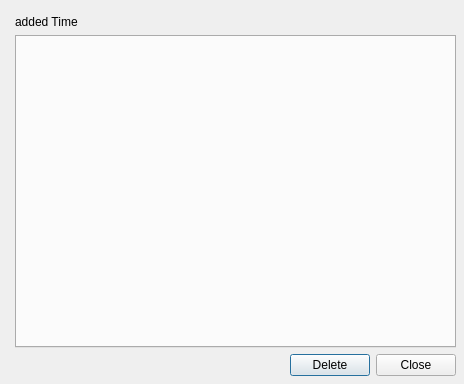
The window that views/contentviewer.ui (rusith/genius) describes before a commit, drawn with Qt 5.
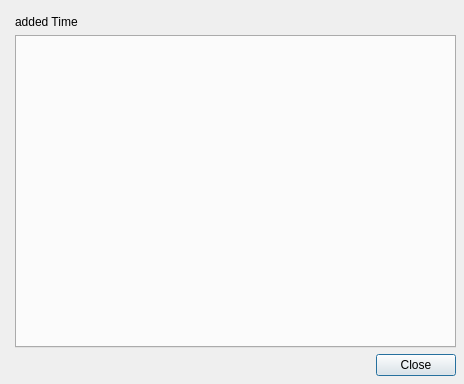
The same window after the commit. Icons and pictures are not drawn.

```diff
--- a/views/contentviewer.ui
+++ b/views/contentviewer.ui
@@ -64,13 +64,6 @@
         </property>
        </spacer>
       </item>
-      <item>
-       <widget class="QPushButton" name="pushButton_2">
-        <property name="text">
-         <string>Delete</string>
-        </property>
-       </widget>
-      </item>
       <item>
        <widget class="QPushButton" name="pushButton">
         <property name="text">
```
Left out of the diff: 8 changed lines with no effect on the pictures.
